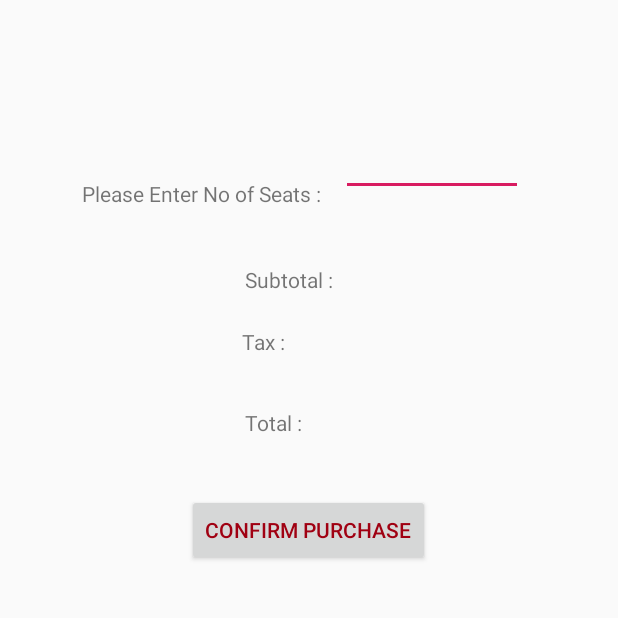
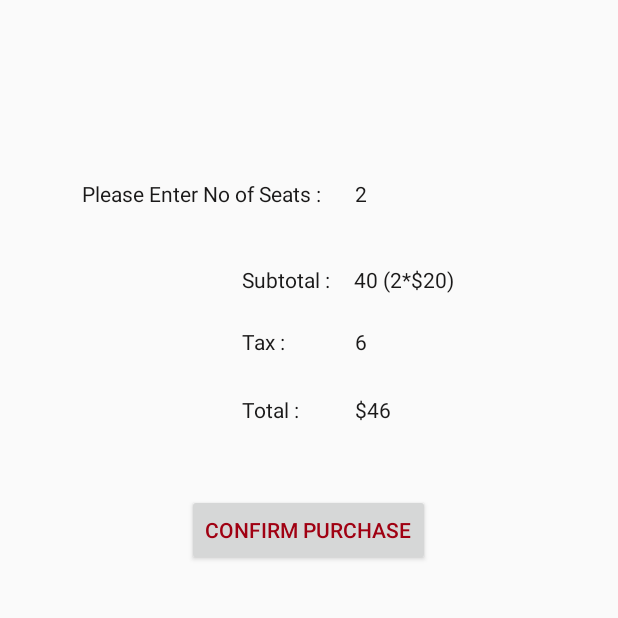
Before and after one commit to vedantherukulla/Blinder-Application, an Android app: the Purchasepage screen opened directly, with no data from a screen before it, on a phone screen of 412 x 824 dp, the top half of it. Run offline under Robolectric (Android 15) with nearby library versions, the phone set to English and light mode, and no system bars.

Commit message:
made changes to recycler view and payment page

```diff
--- a/AcrProject/app/src/main/java/com/example/acrproject/MovieActivity.java
+++ b/AcrProject/app/src/main/java/com/example/acrproject/MovieActivity.java
@@ -38,6 +38,7 @@ public class MovieActivity extends AppCompatActivity {
         mdate.setOnClickListener(new View.OnClickListener() {
             @Override
             public void onClick(View v) {
+
                     Calendar calender = Calendar.getInstance();
                     int year = calender.get(Calendar.YEAR);
                     int month = calender.get(Calendar.MONTH);
@@ -47,7 +48,8 @@ public class MovieActivity extends AppCompatActivity {
                             mDateSetListener, year, month, day);
                     dialog.getWindow().setBackgroundDrawable(new ColorDrawable(Color.BLACK));
                     dialog.show();
-            }
+                }
+
         });
 
         mDateSetListener = new DatePickerDialog.OnDateSetListener() {
@@ -57,6 +59,7 @@ public class MovieActivity extends AppCompatActivity {
                     month = month + 1;
                     String date = month + "/" + day + "/" + year;
                     mdate.setText(date);
+
             }
         };
 
--- a/AcrProject/app/src/main/java/com/example/acrproject/Purchasepage.java
+++ b/AcrProject/app/src/main/java/com/example/acrproject/Purchasepage.java
@@ -7,13 +7,11 @@ import android.content.Intent;
 import android.os.Bundle;
 import android.view.View;
 import android.widget.Button;
-import android.widget.EditText;
 import android.widget.TextView;
 
 public class Purchasepage extends AppCompatActivity {
 
-    TextView seats,tktprice,totalprice,taxttl;
-    EditText totalseats;
+    TextView seats,tktprice,totalprice,taxttl,totalseats,subttl,tax,amnt;
     Button purchase;
 
     @Override
@@ -24,7 +22,11 @@ public class Purchasepage extends AppCompatActivity {
         tktprice=findViewById(R.id.price_tkt);
         totalprice=findViewById(R.id.price_totl);
         taxttl=findViewById(R.id.tax_no);
+        tax=findViewById(R.id.ttl_tax);
+        subttl=findViewById(R.id.ttl_sub);
+        amnt=findViewById(R.id.ttl_amnt);
         totalseats=findViewById(R.id.ttlseats);
+
         purchase=findViewById(R.id.btn_prchse);
         purchase.setOnClickListener(new View.OnClickListener() {
             @Override
--- a/AcrProject/app/src/main/res/layout/activity_movie.xml
+++ b/AcrProject/app/src/main/res/layout/activity_movie.xml
@@ -48,10 +48,10 @@
         android:text="Movies showing in nearby theaters"
         app:layout_constraintBottom_toBottomOf="parent"
         app:layout_constraintEnd_toEndOf="parent"
-        app:layout_constraintHorizontal_bias="0.961"
+        app:layout_constraintHorizontal_bias="0.91"
         app:layout_constraintStart_toStartOf="parent"
         app:layout_constraintTop_toBottomOf="@+id/bms"
-        app:layout_constraintVertical_bias="0.062" />
+        app:layout_constraintVertical_bias="0.025" />
 
     <TextView
         android:id="@+id/txt_avengers"
--- a/AcrProject/app/src/main/res/layout/activity_purchasepage.xml
+++ b/AcrProject/app/src/main/res/layout/activity_purchasepage.xml
@@ -11,6 +11,7 @@
         android:layout_width="wrap_content"
         android:layout_height="wrap_content"
         android:text="Please Enter No of Seats :"
+        android:textColor="#1A1919"
         app:layout_constraintBottom_toBottomOf="parent"
         app:layout_constraintEnd_toEndOf="parent"
         app:layout_constraintHorizontal_bias="0.217"
@@ -23,9 +24,10 @@
         android:layout_width="64dp"
         android:layout_height="26dp"
         android:text="Subtotal :"
+        android:textColor="#1A1919"
         app:layout_constraintBottom_toBottomOf="parent"
         app:layout_constraintEnd_toEndOf="parent"
-        app:layout_constraintHorizontal_bias="0.469"
+        app:layout_constraintHorizontal_bias="0.463"
         app:layout_constraintStart_toStartOf="parent"
         app:layout_constraintTop_toTopOf="parent"
         app:layout_constraintVertical_bias="0.221" />
@@ -35,18 +37,20 @@
         android:layout_width="64dp"
         android:layout_height="26dp"
         android:text="Total :"
+        android:textColor="#1A1919"
         app:layout_constraintBottom_toBottomOf="parent"
         app:layout_constraintEnd_toEndOf="parent"
-        app:layout_constraintHorizontal_bias="0.469"
+        app:layout_constraintHorizontal_bias="0.463"
         app:layout_constraintStart_toStartOf="parent"
         app:layout_constraintTop_toTopOf="parent"
-        app:layout_constraintVertical_bias="0.341" />
+        app:layout_constraintVertical_bias="0.33" />
 
     <TextView
         android:id="@+id/tax_no"
         android:layout_width="66dp"
         android:layout_height="25dp"
         android:text="Tax :"
+        android:textColor="#1A1919"
         app:layout_constraintBottom_toBottomOf="parent"
         app:layout_constraintEnd_toEndOf="parent"
         app:layout_constraintHorizontal_bias="0.466"
@@ -67,17 +71,56 @@
         app:layout_constraintTop_toTopOf="parent"
         app:layout_constraintVertical_bias="0.424" />
 
-    <EditText
+    <TextView
         android:id="@+id/ttlseats"
-        android:layout_width="121dp"
-        android:layout_height="78dp"
-        android:ems="10"
-        android:inputType="number"
+        android:layout_width="62dp"
+        android:layout_height="23dp"
+        android:text="2"
+        android:textColor="#1A1919"
         app:layout_constraintBottom_toBottomOf="parent"
         app:layout_constraintEnd_toEndOf="parent"
-        app:layout_constraintHorizontal_bias="0.782"
+        app:layout_constraintHorizontal_bias="0.676"
         app:layout_constraintStart_toStartOf="parent"
         app:layout_constraintTop_toTopOf="parent"
-        app:layout_constraintVertical_bias="0.071" />
+        app:layout_constraintVertical_bias="0.149" />
+
+    <TextView
+        android:id="@+id/ttl_sub"
+        android:layout_width="79dp"
+        android:layout_height="36dp"
+        android:text="40 (2*$20)"
+        android:textColor="#1A1919"
+        app:layout_constraintBottom_toBottomOf="parent"
+        app:layout_constraintEnd_toEndOf="parent"
+        app:layout_constraintHorizontal_bias="0.71"
+        app:layout_constraintStart_toStartOf="parent"
+        app:layout_constraintTop_toTopOf="parent"
+        app:layout_constraintVertical_bias="0.224" />
+
+    <TextView
+        android:id="@+id/ttl_tax"
+        android:layout_width="62dp"
+        android:layout_height="23dp"
+        android:text="6"
+        android:textColor="#1A1919"
+        app:layout_constraintBottom_toBottomOf="parent"
+        app:layout_constraintEnd_toEndOf="parent"
+        app:layout_constraintHorizontal_bias="0.676"
+        app:layout_constraintStart_toStartOf="parent"
+        app:layout_constraintTop_toTopOf="parent"
+        app:layout_constraintVertical_bias="0.272" />
+
+    <TextView
+        android:id="@+id/ttl_amnt"
+        android:layout_width="62dp"
+        android:layout_height="23dp"
+        android:text="$46"
+        android:textColor="#1A1919"
+        app:layout_constraintBottom_toBottomOf="parent"
+        app:layout_constraintEnd_toEndOf="parent"
+        app:layout_constraintHorizontal_bias="0.676"
+        app:layout_constraintStart_toStartOf="parent"
+        app:layout_constraintTop_toTopOf="parent"
+        app:layout_constraintVertical_bias="0.329" />
 
 </androidx.constraintlayout.widget.ConstraintLayout>
```
Also changed, not shown: AcrProject/app/src/main/java/com/example/acrproject/PaymenySuccess.java (+10 -1 lines), AcrProject/app/src/main/java/com/example/acrproject/femaleprofile.java (+8 -1 lines), AcrProject/app/src/main/res/layout/activity_femaleprofile.xml (+11 -1 lines), AcrProject/app/src/main/res/layout/activity_paymeny_success.xml (+15 -1 lines).
